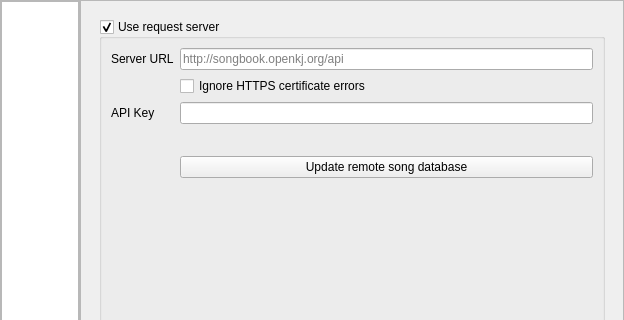
Above: OpenKJ/dlgsettings.ui from OpenKJ/OpenKJ before the change; both pictures show x 0 to 624 and y 0 to 320 of the 624 by 704 pixel window. Below: the same form after it.
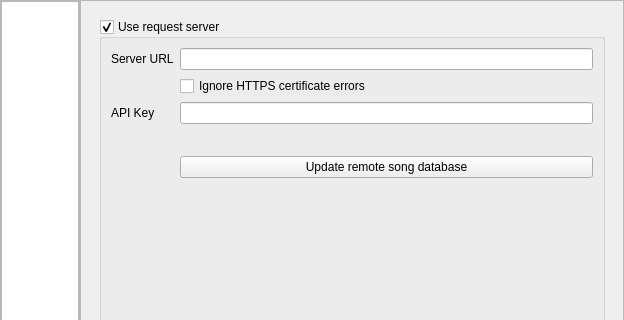
That is the form after the change. Icons and pictures are not drawn.

Commit message: Making request server settings less confusing

What changed in the file:
```diff
--- a/OpenKJ/dlgsettings.ui
+++ b/OpenKJ/dlgsettings.ui
@@ -809,7 +809,7 @@
                     <set>Qt::ImhUrlCharactersOnly</set>
                    </property>
                    <property name="placeholderText">
-                    <string>http://songbook.openkj.org/api</string>
+                    <string/>
                    </property>
                   </widget>
                  </item>
```
The commit also changes 1 other file.
